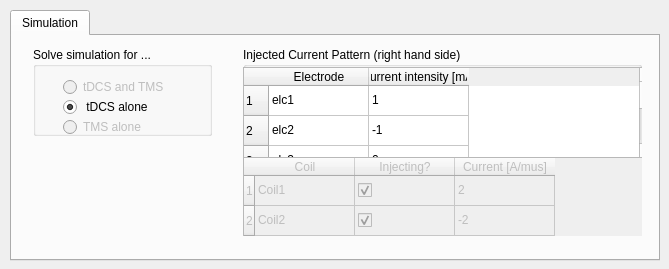
Before: the Qt Designer form src/Interface/Modules/BrainStimulator/SetupRHSforTDCSandTMSDialog.ui in SCIInstitute/SCIRun, drawn with Qt 5.
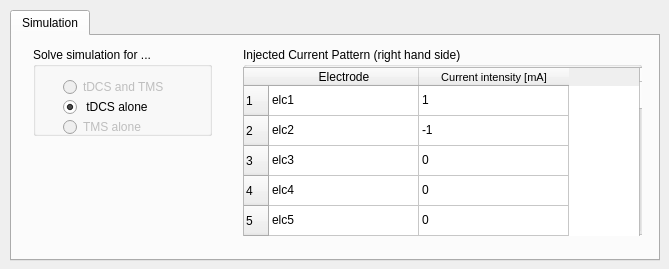
After: the same form once the commit is applied.

Commit message: hiding disabled coil setup, fixed header size for table electrodes

```diff
--- a/src/Interface/Modules/BrainStimulator/SetupRHSforTDCSandTMSDialog.ui
+++ b/src/Interface/Modules/BrainStimulator/SetupRHSforTDCSandTMSDialog.ui
@@ -129,7 +129,7 @@
            <x>0</x>
            <y>20</y>
            <width>411</width>
-           <height>91</height>
+           <height>182</height>
           </rect>
          </property>
          <property name="minimumSize">
@@ -138,6 +138,21 @@
            <height>91</height>
           </size>
          </property>
+         <attribute name="horizontalHeaderVisible">
+          <bool>true</bool>
+         </attribute>
+         <attribute name="horizontalHeaderCascadingSectionResizes">
+          <bool>false</bool>
+         </attribute>
+         <attribute name="horizontalHeaderDefaultSectionSize">
+          <number>150</number>
+         </attribute>
+         <attribute name="horizontalHeaderMinimumSectionSize">
+          <number>27</number>
+         </attribute>
+         <attribute name="verticalHeaderCascadingSectionResizes">
+          <bool>false</bool>
+         </attribute>
          <row>
           <property name="text">
            <string>1</string>
@@ -787,6 +802,12 @@
           <property name="text">
            <string>Current intensity [mA]</string>
           </property>
+          <property name="font">
+           <font>
+            <pointsize>8</pointsize>
+            <kerning>true</kerning>
+           </font>
+          </property>
          </column>
          <item row="0" column="0">
           <property name="text">
```
